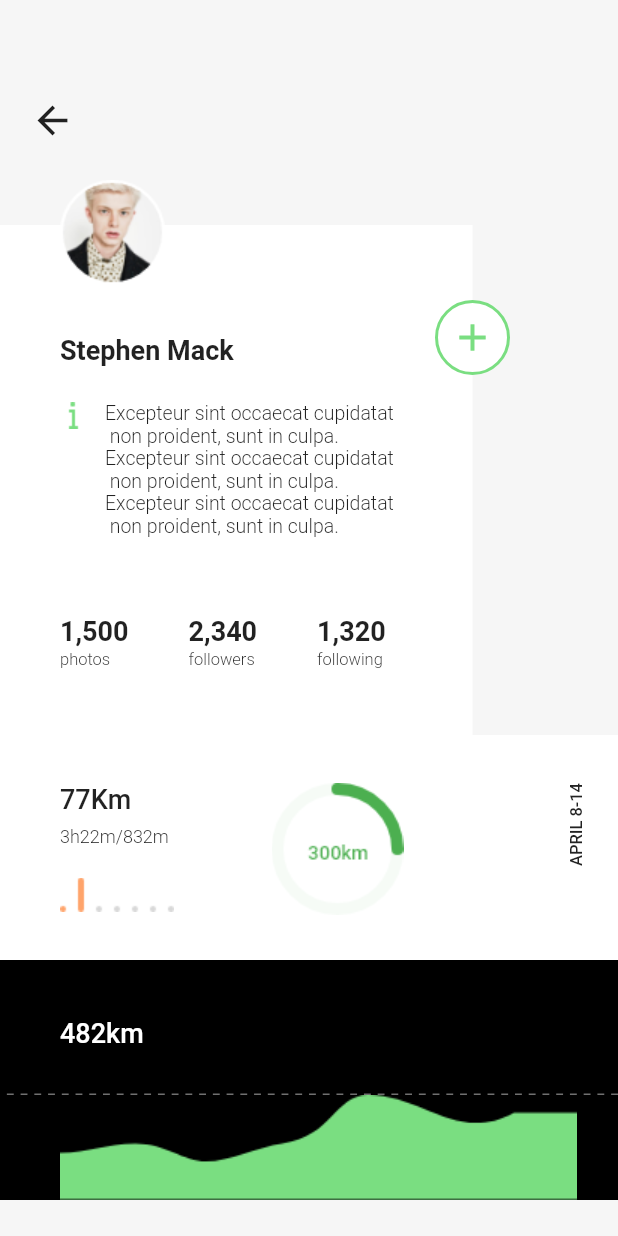
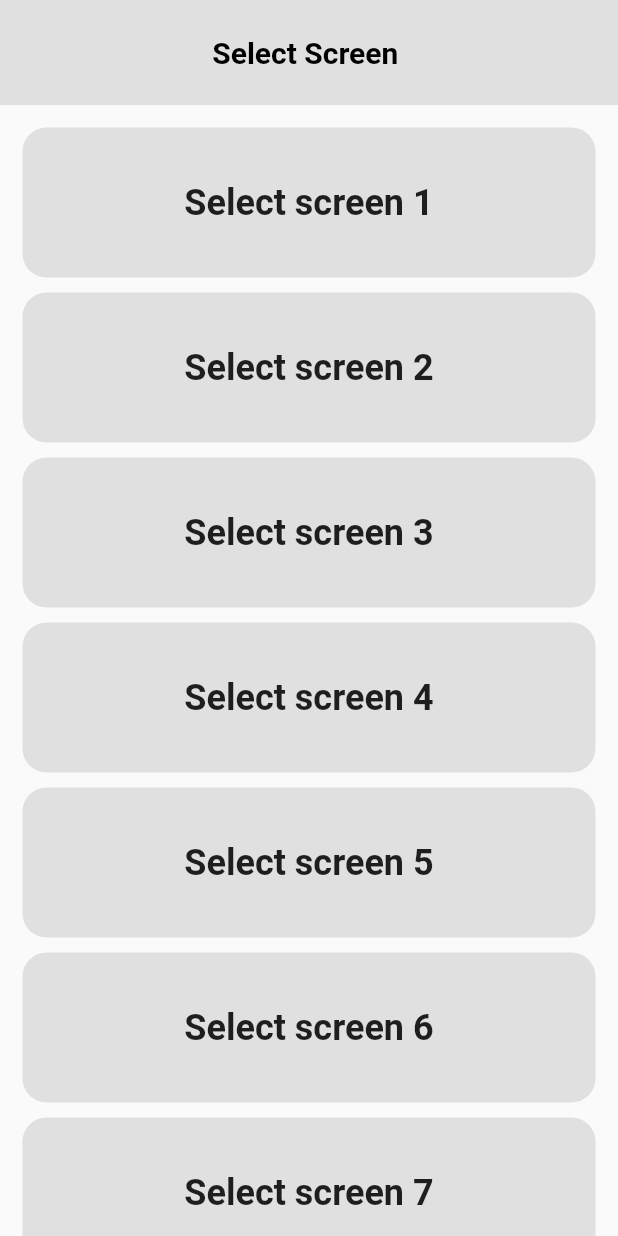
Before and after one commit to abdelrahmanyasser65/profiles-screens, a Flutter app: the screen it shows after launch, on a phone screen of 412 x 824 dp. Run offline on Flutter 3.47's test engine with Material 2 defaults, Android fonts, the phone set to English and light mode, and no system bars; our stand-ins replace hexcolor.

Commit message:
last edit

```diff
--- a/lib/main.dart
+++ b/lib/main.dart
@@ -1,11 +1,7 @@
 import 'package:flutter/material.dart';
-import 'package:profile/screens/profile11.dart';
-import 'package:profile/screens/profile12.dart';
-import 'package:profile/screens/profile13.dart';
-import 'package:profile/screens/profile14.dart';
-import 'package:profile/screens/profile15.dart';
-import 'package:profile/screens/profile16.dart';
-//new
+import 'package:profile/screens/all_screens.dart';
+
+
 void main(){
   runApp(const MyApp());
 }
@@ -14,9 +10,9 @@ class MyApp extends StatelessWidget {
 
   @override
   Widget build(BuildContext context) {
-    return   MaterialApp(
+    return  const MaterialApp(
       debugShowCheckedModeBanner: false,
-      home: Profile16(),
+      home: AllScreens(),
     );
   }
 }
--- /dev/null
+++ b/lib/model.dart
@@ -0,0 +1,37 @@
+
+import 'package:profile/screens/profile1.dart';
+import 'package:profile/screens/profile2.dart';
+import 'package:profile/screens/profile3.dart';
+import 'package:profile/screens/profile4.dart';
+import 'package:profile/screens/profile5.dart';
+import 'package:profile/screens/profile6.dart';
+import 'package:profile/screens/profile7.dart';
+import 'package:profile/screens/profile8.dart';
+import 'package:profile/screens/profile9.dart';
+import 'package:profile/screens/profile10.dart';
+import 'package:profile/screens/profile11.dart';
+import 'package:profile/screens/profile12.dart';
+import 'package:profile/screens/profile13.dart';
+import 'package:profile/screens/profile14.dart';
+import 'package:profile/screens/profile15.dart';
+import 'package:profile/screens/profile16.dart';
+
+
+List screens=const[
+  Profile1(),
+  Profile2(),
+  Profile3(),
+  Profile4(),
+  Profile5(),
+  Profile6(),
+  Profile7(),
+  Profile8(),
+  Profile9(),
+  Profile10(),
+  Profile11(),
+  Profile12(),
+  Profile13(),
+  Profile14(),
+  Profile15(),
+  Profile16(),
+];
--- /dev/null
+++ b/lib/screens/all_screens.dart
@@ -0,0 +1,57 @@
+import 'package:flutter/material.dart';
+
+import '../model.dart';
+
+class AllScreens extends StatelessWidget {
+  const AllScreens({Key? key}) : super(key: key);
+
+  @override
+  Widget build(BuildContext context) {
+    return Scaffold(
+      appBar: AppBar(
+          toolbarHeight: 70,
+          elevation: 0,
+          backgroundColor:const Color(0xFFDFE0DF),
+          centerTitle: true,
+          title:const Text("Select Screen ",
+            style: TextStyle(
+                fontSize: 20,
+                color: Colors.black,
+                fontWeight: FontWeight.w600
+            ),
+          )
+
+      ),
+      body: ListView.separated(
+        padding: const EdgeInsets.all(15),
+          itemBuilder: (context,index){
+            return InkWell(
+              onTap: (){
+                Navigator.push(context,MaterialPageRoute(builder: (context)=>screens[index]) );
+              },
+              child: Container(
+                height: 100,width: double.infinity,
+                decoration: BoxDecoration(
+                  borderRadius: BorderRadius.circular(16),
+                  color: const Color(0xFFDFE0DF),
+                ),
+                child: Center(
+                  child: Text(
+                    "Select screen ${index+1}",
+                   style:const TextStyle(
+                     fontWeight: FontWeight.bold,
+                     fontSize: 24,
+
+                   ),
+                  ),
+                ),
+              ),
+            );
+          },
+          separatorBuilder: (context,index){
+            return const SizedBox(height: 10,);
+          },
+          itemCount: screens.length),
+    );
+  }
+}
--- a/lib/screens/profile14.dart
+++ b/lib/screens/profile14.dart
@@ -1,8 +1,5 @@
 import 'package:flutter/material.dart';
 import 'package:hexcolor/hexcolor.dart';
-
-class Profile14 extends StatelessWidget {
-  Profile14({Key? key}) : super(key: key);
 final List images = [
   'images/14p2.png',
   'images/14p3.png',
@@ -13,6 +10,9 @@ class Profile14 extends StatelessWidget {
   'images/14p8.png',
   'images/14p9.png',
 ];
+class Profile14 extends StatelessWidget {
+ const Profile14({Key? key}) : super(key: key);
+
 
   @override
   Widget build(BuildContext context) {
--- a/lib/screens/profile15.dart
+++ b/lib/screens/profile15.dart
@@ -1,9 +1,9 @@
 import 'package:flutter/material.dart';
 import 'package:hexcolor/hexcolor.dart';
+final List titles = ['cycling', 'running', 'swimming', 'indoor'];
+class Profile15 extends StatelessWidget {
+ const Profile15({Key? key}) : super(key: key);
 
-class Profile15 extends StatelessWidget {
-  Profile15({Key? key}) : super(key: key);
-  final List titles = ['cycling', 'running', 'swimming', 'indoor'];
 
   @override
   Widget build(BuildContext context) {
--- a/lib/screens/profile8.dart
+++ b/lib/screens/profile8.dart
@@ -1,13 +1,14 @@
 import 'package:flutter/material.dart';
-class Profile8 extends StatelessWidget {
 List images=[
   'images/8p2.png',
   'images/8p2.png',
   'images/8p3.png',
   'images/8p4.png',
 ];
+class Profile8 extends StatelessWidget {
 
-  Profile8({Key? key}) : super(key: key);
+
+const  Profile8({Key? key}) : super(key: key);
   @override
   Widget build(BuildContext context) {
     return Scaffold(
```
Also changed, not shown: lib/screens/profile10.dart (+6 -4 lines), lib/screens/profile11.dart (+8 -8 lines), lib/screens/profile4.dart (+7 -7 lines), lib/screens/profile5.dart (+6 -6 lines), pubspec.lock. Lines whose indentation alone changed are shown as unchanged.
